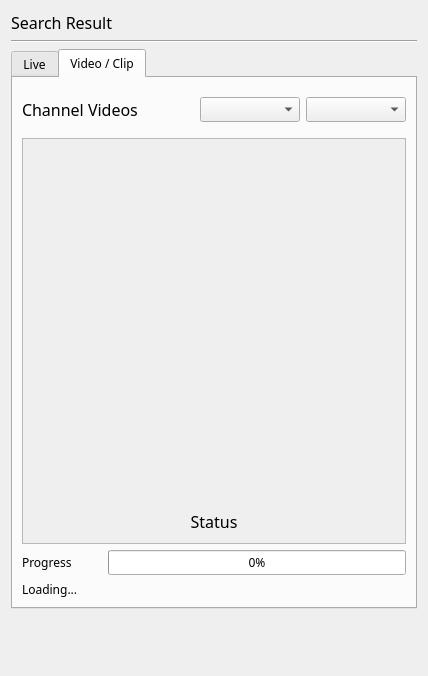
Before: the Qt Designer form resources/ui/searchResult.ui in devhotteok/TwitchLink, drawn with Qt 5.
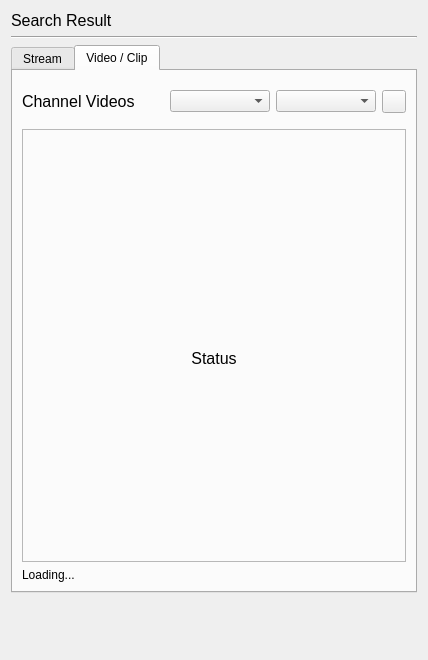
After: the same form once the commit is applied. The open tabs and pages were chosen to show the change. Icons and pictures are not drawn.

```diff
--- a/resources/ui/searchResult.ui
+++ b/resources/ui/searchResult.ui
@@ -1,26 +1,15 @@
 <?xml version="1.0" encoding="UTF-8"?>
 <ui version="4.0">
- <class>Dialog</class>
- <widget class="QDialog" name="Dialog">
+ <class>Form</class>
+ <widget class="QWidget" name="Form">
   <property name="geometry">
    <rect>
     <x>0</x>
     <y>0</y>
     <width>426</width>
-    <height>676</height>
+    <height>660</height>
    </rect>
   </property>
-  <property name="sizePolicy">
-   <sizepolicy hsizetype="Fixed" vsizetype="Fixed">
-    <horstretch>0</horstretch>
-    <verstretch>0</verstretch>
-   </sizepolicy>
-  </property>
-  <property name="font">
-   <font>
-    <family>Arial Rounded MT Bold</family>
-   </font>
-  </property>
   <property name="windowTitle">
    <string>Search Result</string>
   </property>
@@ -38,7 +27,6 @@
      </property>
      <property name="font">
       <font>
-       <family>Arial Rounded MT Bold</family>
        <pointsize>12</pointsize>
       </font>
      </property>
@@ -61,7 +49,7 @@
      </property>
      <widget class="QWidget" name="live">
       <attribute name="title">
-       <string>Live</string>
+       <string>Stream</string>
       </attribute>
       <layout class="QVBoxLayout" name="liveLayout">
        <item>
@@ -401,7 +389,6 @@
             </property>
             <property name="font">
              <font>
-              <family>Arial Rounded MT Bold</family>
               <pointsize>12</pointsize>
              </font>
             </property>
@@ -442,79 +429,77 @@
             </property>
            </widget>
           </item>
+          <item>
+           <widget class="QToolButton" name="refreshVideoListButton">
+            <property name="sizePolicy">
+             <sizepolicy hsizetype="Fixed" vsizetype="Fixed">
+              <horstretch>0</horstretch>
+              <verstretch>0</verstretch>
+             </sizepolicy>
+            </property>
+            <property name="toolTip">
+             <string>Refresh</string>
+            </property>
+            <property name="icon">
+             <iconset>
+              <normaloff>../icons/update.svg</normaloff>../icons/update.svg</iconset>
+            </property>
+           </widget>
+          </item>
          </layout>
         </widget>
        </item>
        <item>
-        <widget class="QScrollArea" name="scrollArea">
+        <widget class="QStackedWidget" name="stackedWidget">
+         <widget class="QWidget" name="statusPage">
+          <layout class="QVBoxLayout" name="statusPageLayout">
+           <property name="leftMargin">
+            <number>0</number>
+           </property>
+           <property name="topMargin">
+            <number>0</number>
+           </property>
+           <property name="rightMargin">
+            <number>0</number>
+           </property>
+           <property name="bottomMargin">
+            <number>0</number>
+           </property>
+           <item>
+            <widget class="QFrame" name="statusFrame">
+             <property name="frameShape">
+              <enum>QFrame::StyledPanel</enum>
+             </property>
+             <property name="frameShadow">
+              <enum>QFrame::Sunken</enum>
+             </property>
+             <layout class="QVBoxLayout" name="statusFrameLayout">
+              <item alignment="Qt::AlignHCenter|Qt::AlignBottom">
+               <widget class="QLabel" name="infoIcon">
          <property name="sizePolicy">
-          <sizepolicy hsizetype="Preferred" vsizetype="Expanding">
+                 <sizepolicy hsizetype="Fixed" vsizetype="Fixed">
            <horstretch>0</horstretch>
            <verstretch>0</verstretch>
           </sizepolicy>
          </property>
          <property name="minimumSize">
           <size>
-           <width>0</width>
-           <height>300</height>
-          </size>
-         </property>
-         <property name="horizontalScrollBarPolicy">
-          <enum>Qt::ScrollBarAlwaysOff</enum>
-         </property>
-         <property name="sizeAdjustPolicy">
-          <enum>QAbstractScrollArea::AdjustToContents</enum>
-         </property>
-         <property name="widgetResizable">
+                  <width>32</width>
+                  <height>32</height>
+                 </size>
+                </property>
+                <property name="pixmap">
+                 <pixmap>../icons/info.svg</pixmap>
+                </property>
+                <property name="scaledContents">
           <bool>true</bool>
          </property>
          <property name="alignment">
           <set>Qt::AlignCenter</set>
          </property>
-         <widget class="QWidget" name="scrollAreaContents">
-          <property name="geometry">
-           <rect>
-            <x>0</x>
-            <y>0</y>
-            <width>382</width>
-            <height>437</height>
-           </rect>
-          </property>
-          <layout class="QVBoxLayout" name="scrollAreaContentsLayout">
-           <property name="leftMargin">
-            <number>10</number>
-           </property>
-           <property name="topMargin">
-            <number>10</number>
-           </property>
-           <property name="rightMargin">
-            <number>10</number>
-           </property>
-           <property name="bottomMargin">
-            <number>10</number>
-           </property>
-           <item>
-            <widget class="QWidget" name="videoArea" native="true">
-             <layout class="QGridLayout" name="videoAreaLayout">
-              <property name="leftMargin">
-               <number>0</number>
-              </property>
-              <property name="topMargin">
-               <number>0</number>
-              </property>
-              <property name="rightMargin">
-               <number>0</number>
-              </property>
-              <property name="bottomMargin">
-               <number>0</number>
-              </property>
-              <property name="spacing">
-               <number>0</number>
-              </property>
-             </layout>
-            </widget>
-           </item>
-           <item>
+               </widget>
+              </item>
+              <item alignment="Qt::AlignTop">
             <widget class="QLabel" name="statusLabel">
              <property name="sizePolicy">
               <sizepolicy hsizetype="Preferred" vsizetype="Fixed">
@@ -524,7 +509,6 @@
              </property>
              <property name="font">
               <font>
-               <family>Arial Rounded MT Bold</family>
                <pointsize>12</pointsize>
               </font>
              </property>
@@ -538,11 +522,11 @@
            </item>
           </layout>
          </widget>
-        </widget>
-       </item>
-       <item>
-        <widget class="QWidget" name="progressArea" native="true">
-         <layout class="QHBoxLayout" name="progressAreaLayout">
+           </item>
+          </layout>
+         </widget>
+         <widget class="QWidget" name="videoPage">
+          <layout class="QVBoxLayout" name="videoPageLayout">
           <property name="leftMargin">
            <number>0</number>
           </property>
@@ -556,32 +540,41 @@
            <number>0</number>
           </property>
           <item>
-           <widget class="QLabel" name="progressLabel">
-            <property name="sizePolicy">
-             <sizepolicy hsizetype="Preferred" vsizetype="Preferred">
-              <horstretch>0</horstretch>
-              <verstretch>0</verstretch>
-             </sizepolicy>
-            </property>
-            <property name="minimumSize">
-             <size>
-              <width>80</width>
-              <height>0</height>
-             </size>
-            </property>
-            <property name="text">
-             <string>Progress</string>
-            </property>
-           </widget>
-          </item>
-          <item>
-           <widget class="QProgressBar" name="downloadingProgress">
-            <property name="value">
-             <number>0</number>
+            <widget class="QListWidget" name="videoArea">
+             <property name="focusPolicy">
+              <enum>Qt::NoFocus</enum>
+             </property>
+             <property name="horizontalScrollBarPolicy">
+              <enum>Qt::ScrollBarAlwaysOff</enum>
+             </property>
+             <property name="autoScroll">
+              <bool>false</bool>
+             </property>
+             <property name="editTriggers">
+              <set>QAbstractItemView::NoEditTriggers</set>
+             </property>
+             <property name="showDropIndicator" stdset="0">
+              <bool>false</bool>
+             </property>
+             <property name="dragDropMode">
+              <enum>QAbstractItemView::DragDrop</enum>
+             </property>
+             <property name="selectionMode">
+              <enum>QAbstractItemView::NoSelection</enum>
+             </property>
+             <property name="verticalScrollMode">
+              <enum>QAbstractItemView::ScrollPerPixel</enum>
+             </property>
+             <property name="resizeMode">
+              <enum>QListView::Adjust</enum>
+             </property>
+             <property name="viewMode">
+              <enum>QListView::IconMode</enum>
             </property>
            </widget>
           </item>
          </layout>
+         </widget>
         </widget>
        </item>
        <item>
```
Left out of the diff: 93 changed lines with no effect on the pictures. Lines whose indentation alone changed are shown as unchanged.
